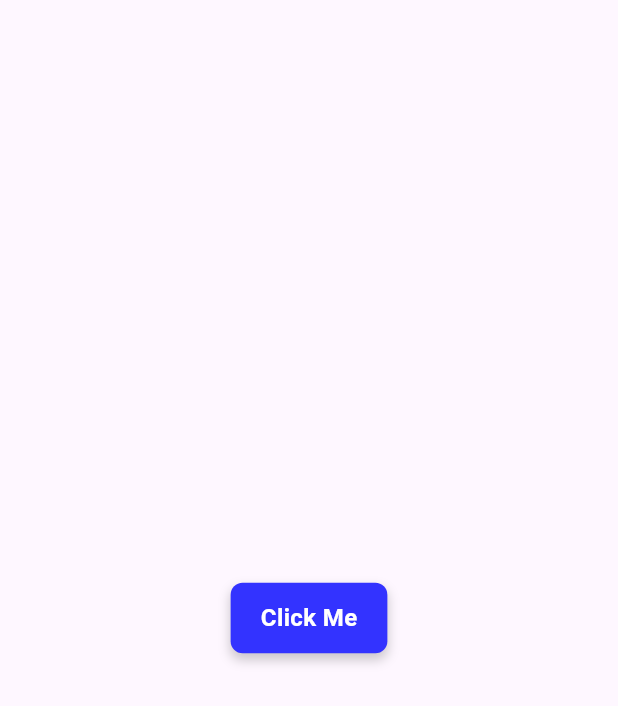
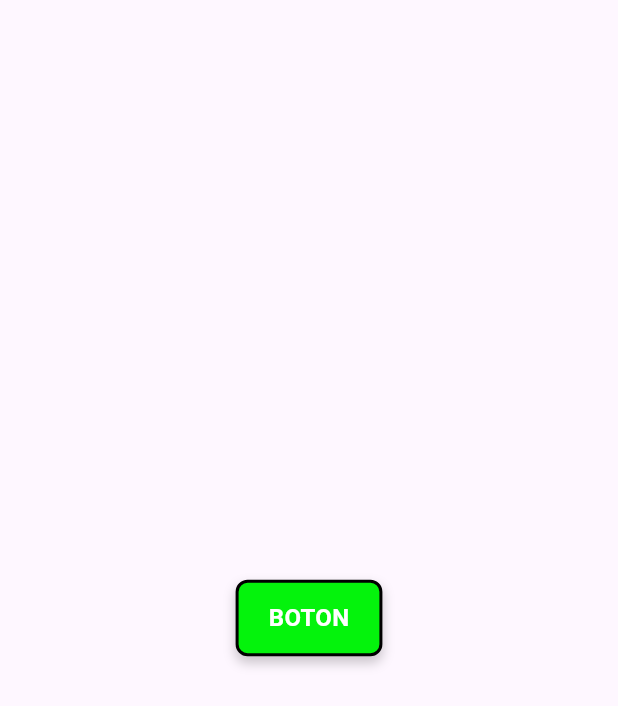
Before and after one commit to J-Enrique-Ca/Figma-Flutter, a Flutter app: the screen it shows after launch, on a phone screen of 412 x 824 dp. Shown: the top 706 px of the screen. Run offline on Flutter 3.47's test engine with Material 3 defaults, Android fonts, the phone set to English and light mode, and no system bars.

Commit message:
Update main.dart
Cambio de color a bordes

```diff
--- a/lib/main.dart
+++ b/lib/main.dart
@@ -14,8 +14,8 @@ class MainApp extends StatelessWidget {
       home: Scaffold(
         body: Center(
           child: BotonPersonalizado(
-            texto: 'Click Me',
-            onPressed: null, // Aquí puedes definir la función que se ejecutará al presionar el botón
+            texto: 'BOTON',
+            onPressed: null,
           ),
         ),
       ),
@@ -40,8 +40,12 @@ class BotonPersonalizado extends StatelessWidget{
       child: Container(
         padding: const EdgeInsets.symmetric(horizontal: 20, vertical: 12),
         decoration: BoxDecoration(
-          color: const Color(0xFF3333FF),
+          color: const Color.fromARGB(255, 4, 243, 12),
           borderRadius: BorderRadius.circular(8),
+          border: Border.all(
+            color: Colors.black, width:2,
+          ),
+
           boxShadow: [
             BoxShadow(
               color: const Color(0xFF000000).withOpacity(0.2),
```
